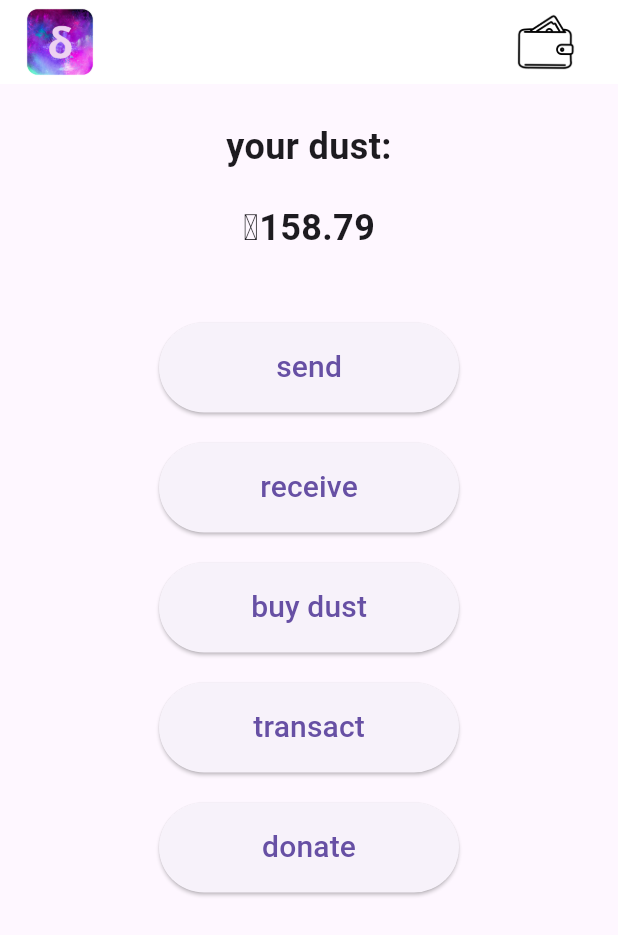
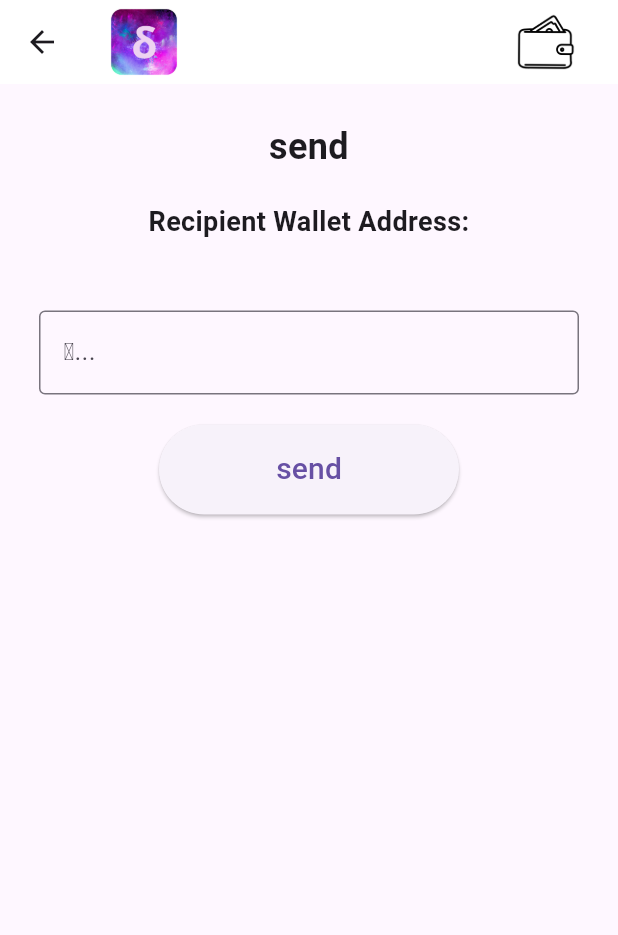
Before and after one commit to ekatwood/dust_wallet, a Flutter app: the screen it shows after launch, after a tap on "send", on a phone screen of 412 x 824 dp. Shown: the top 935 px of the screen. Run offline on Flutter 3.47's test engine with Material 3 defaults, Android fonts, the phone set to English and light mode, and no system bars; missing offline and left inert: dart:js, web3dart.

Commit message:
added some views

```diff
--- /dev/null
+++ b/lib/send.dart
@@ -0,0 +1,87 @@
+import 'package:flutter/material.dart';
+import 'abstracted_components/wallet_appbar.dart';
+
+class SendPage extends StatefulWidget {
+  const SendPage({super.key});
+
+  @override
+  State<SendPage> createState() => _SendPageState();
+}
+
+class _SendPageState extends State<SendPage> {
+
+  @override
+  Widget build(BuildContext context) {
+    return Scaffold(
+      appBar: AppBar(
+        title: Row(
+          mainAxisAlignment: MainAxisAlignment.spaceBetween,
+          children: [
+            GestureDetector(
+              onTap: () {
+                Navigator.popUntil(context, (route) => route.isFirst);
+              },
+              child: // Logo on the left side
+              Image.asset(
+                'assets/dust_symbol.png',
+                height: 48,
+              ),
+            ),
+            // wallet on the right side
+            wallet_appbar(),
+          ],
+        ),
+        backgroundColor: Colors.white,
+      ),
+      body:
+      Center(
+        child: Column(
+          //mainAxisAlignment: MainAxisAlignment.center,
+          children: <Widget>[
+            SizedBox(height: 25.0),
+            // First large piece of text
+            Text(
+              'send',
+              style: TextStyle(
+                fontSize: 24.0,
+                fontWeight: FontWeight.bold,
+              ),
+              textAlign: TextAlign.center,
+            ),
+            SizedBox(height: 20.0), // Spacing between the texts
+            // Second large piece of text
+            Text(
+              'Recipient Wallet Address:',
+              style: TextStyle(
+                fontSize: 18.0,
+                fontWeight: FontWeight.bold,
+              ),
+              textAlign: TextAlign.center,
+            ),
+            SizedBox(height: 46.0),
+            const SizedBox(
+              width: 360,
+              child: TextField(
+                decoration: InputDecoration(
+                  border: OutlineInputBorder(),
+                  hintText: 'ẟ...',
+                ),
+              ),
+            ),
+            SizedBox(height: 20.0),
+            ElevatedButton(
+              onPressed: () {},
+              style: ElevatedButton.styleFrom(
+                minimumSize: Size(200, 60), // Full-width, large button
+              ),
+              child: Text(
+                'send',
+                style: TextStyle(fontSize: 20.0),
+              ),
+            ),
+          ],
+        ),
+      ),
+    );
+  }
+}
```
Also changed, not shown: lib/main.dart (+21 -9 lines), lib/receive.dart (added, +77 -0 lines), lib/transact.dart (added, +87 -0 lines).
